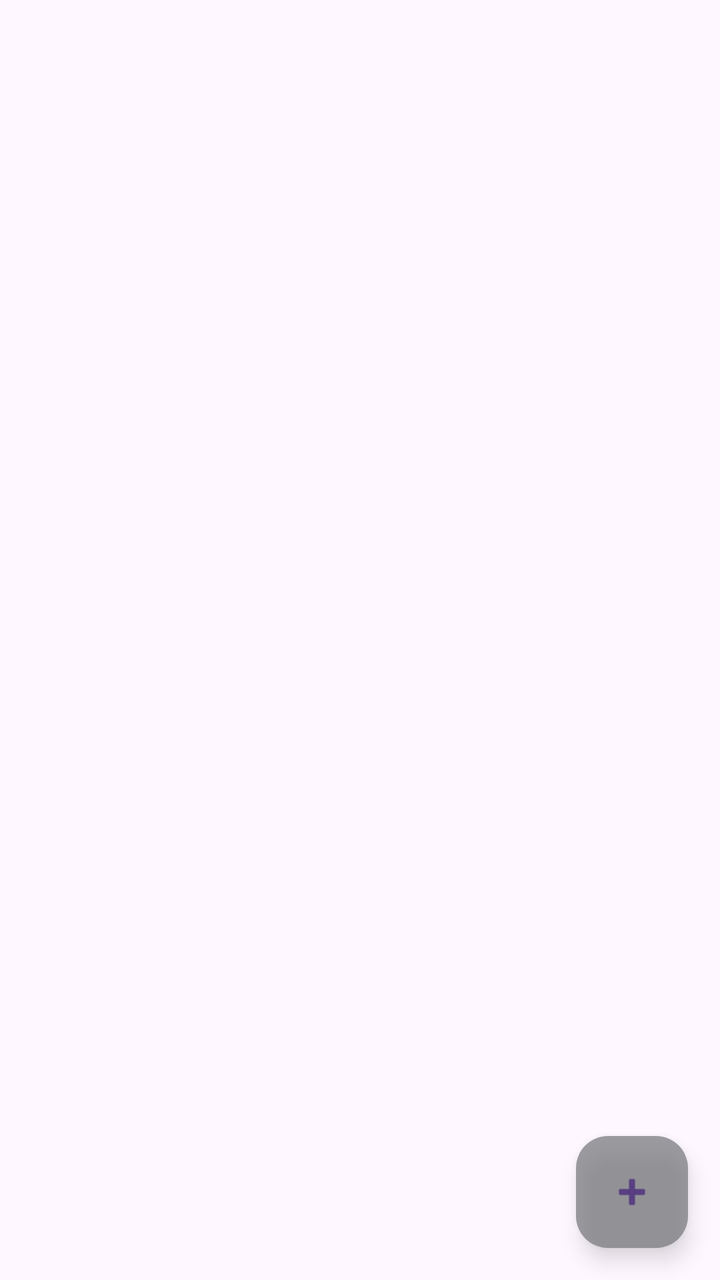
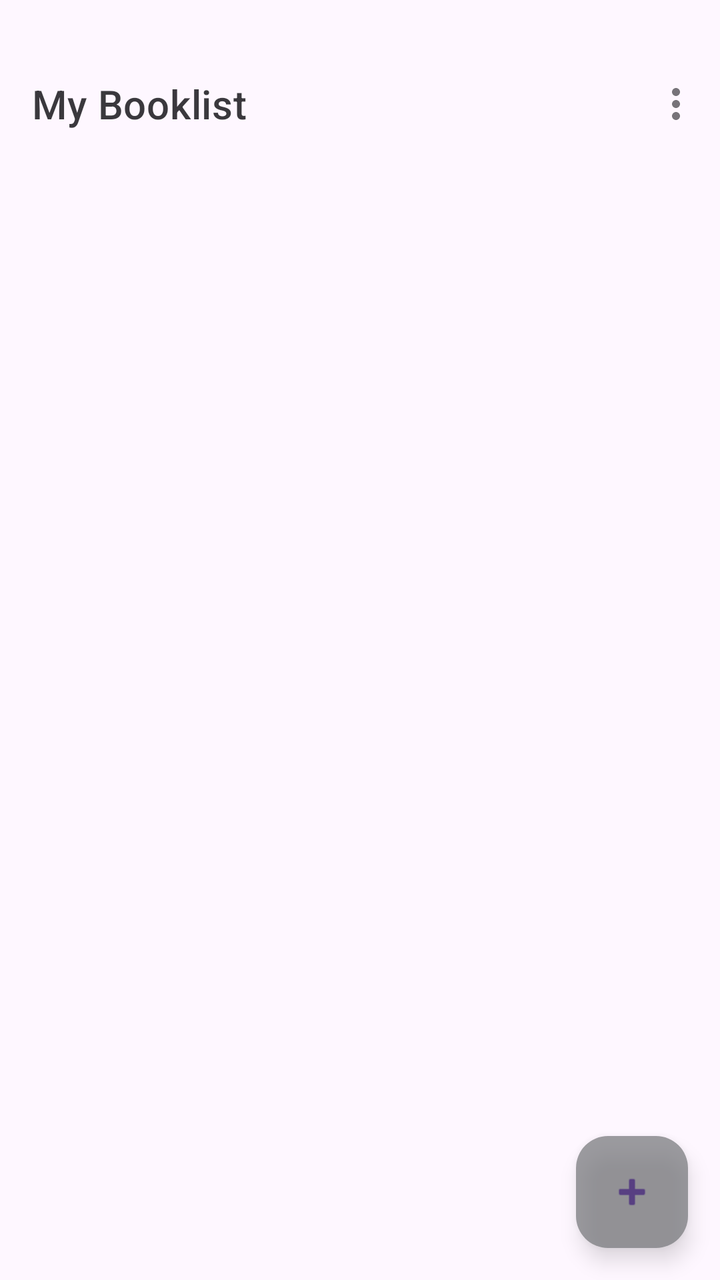

The first picture is an Android layout as it rendered before a commit; the second is the same layout after the commit. The layout source and the unified diff follow.
<!-- AndroidManifest.xml: activity theme Theme.MyBooklist -->
<!-- res/layout/activity_main.xml -->
<?xml version="1.0" encoding="utf-8"?>
<androidx.coordinatorlayout.widget.CoordinatorLayout xmlns:android="http://schemas.android.com/apk/res/android"
    xmlns:app="http://schemas.android.com/apk/res-auto"
    xmlns:tools="http://schemas.android.com/tools"
    android:id="@+id/main"
    android:layout_width="match_parent"
    android:layout_height="match_parent"
    android:layout_marginVertical="24sp"
    tools:context=".MainActivity">

    <ListView
        android:id="@+id/listView"
        android:layout_width="match_parent"
        android:layout_height="match_parent"
        android:layout_marginTop="36dp"
        android:divider="@android:color/transparent"
        android:dividerHeight="10.0sp"
        android:scrollbars="vertical"
        app:layout_anchor="@+id/listView"
        app:layout_anchorGravity="bottom"
        tools:listitem="@layout/list_item" />

    <com.google.android.material.floatingactionbutton.FloatingActionButton
        android:id="@+id/add_book_button"
        android:layout_width="wrap_content"
        android:layout_height="wrap_content"
        android:layout_gravity="bottom|end"
        android:layout_marginEnd="@dimen/fab_margin"
        android:layout_marginBottom="16dp"
        android:backgroundTint="@color/material_dynamic_neutral50"
        android:alpha="0.70"
        android:contentDescription="@string/add_new_book"
        app:srcCompat="@android:drawable/ic_input_add" />

</androidx.coordinatorlayout.widget.CoordinatorLayout>
<!-- res/layout/list_item.xml (included above) -->
<?xml version="1.0" encoding="utf-8"?>
<androidx.cardview.widget.CardView xmlns:android="http://schemas.android.com/apk/res/android"
    xmlns:app="http://schemas.android.com/apk/res-auto"
    android:id="@+id/bookCard"
    android:layout_width="match_parent"
    android:layout_height="wrap_content"
    android:layout_marginHorizontal="10dp"
    android:layout_marginVertical="10dp"
    android:layout_marginStart="12dp"
    android:layout_marginEnd="12dp"
    app:cardCornerRadius="20dp"
    app:cardElevation="8dp">

    <RelativeLayout
        android:layout_width="match_parent"
        android:layout_height="wrap_content">

        <TextView
            android:id="@+id/listBookTitle"
            android:layout_width="wrap_content"
            android:layout_height="wrap_content"
            android:layout_marginHorizontal="15dp"
            android:layout_marginVertical="15dp"
            android:text="Book Title"
            android:textSize="20sp" />

        <TextView
            android:id="@+id/listBookOwned"
            android:layout_width="wrap_content"
            android:layout_height="wrap_content"
            android:layout_marginHorizontal="10dp"
            android:layout_marginVertical="15dp"
            android:layout_toStartOf="@id/listBookAvailable"
            android:text="20"
            android:textSize="20sp" />

        <TextView
            android:id="@+id/listBookAvailable"
            android:layout_width="wrap_content"
            android:layout_height="wrap_content"
            android:layout_alignParentEnd="true"
            android:layout_marginHorizontal="15dp"
            android:layout_marginVertical="15dp"
            android:text="21"
            android:textColor="@color/material_dynamic_neutral50"
            android:textSize="20sp" />

    </RelativeLayout>

</androidx.cardview.widget.CardView>
<!-- resources referenced by this layout -->
<resources>
  <dimen name="fab_margin">16dp</dimen>
  <string name="add_new_book">Add new book</string>
  <style name="Theme.MyBooklist" parent="Base.Theme.MyBooklist" />
  <style name="Base.Theme.MyBooklist" parent="Theme.Material3.DayNight.NoActionBar">
          
      </style>
</resources>

<!-- the commit's change to res/layout/activity_main.xml (unified diff, before → after) -->
@@ -5,16 +5,26 @@
     android:id="@+id/main"
     android:layout_width="match_parent"
     android:layout_height="match_parent"
-    android:layout_marginVertical="24sp"
+    android:layout_marginBottom="24sp"
     tools:context=".MainActivity">
+
+    <com.google.android.material.appbar.MaterialToolbar
+        android:id="@+id/topAppBar"
+        style="@style/Widget.MaterialComponents.Toolbar.Surface"
+        android:layout_width="match_parent"
+        android:layout_height="wrap_content"
+        android:layout_marginTop="24dp"
+        app:menu="@menu/top_app_bar"
+        app:title="@string/app_name" />
 
     <ListView
         android:id="@+id/listView"
         android:layout_width="match_parent"
         android:layout_height="match_parent"
-        android:layout_marginTop="36dp"
+        android:layout_marginTop="80dp"
         android:divider="@android:color/transparent"
         android:dividerHeight="10.0sp"
+        android:paddingTop="8dp"
         android:scrollbars="vertical"
         app:layout_anchor="@+id/listView"
         app:layout_anchorGravity="bottom"
@@ -27,8 +37,8 @@
         android:layout_gravity="bottom|end"
         android:layout_marginEnd="@dimen/fab_margin"
         android:layout_marginBottom="16dp"
+        android:alpha="0.70"
         android:backgroundTint="@color/material_dynamic_neutral50"
-        android:alpha="0.70"
         android:contentDescription="@string/add_new_book"
         app:srcCompat="@android:drawable/ic_input_add" />
 
<!-- resource entries referenced after the edit -->
@@ -2,6 +2,7 @@
 <resources>
   <dimen name="fab_margin">16dp</dimen>
   <string name="add_new_book">Add new book</string>
+  <string name="app_name">My Booklist</string>
   <style name="Theme.MyBooklist" parent="Base.Theme.MyBooklist" />
   <style name="Base.Theme.MyBooklist" parent="Theme.Material3.DayNight.NoActionBar">
           
